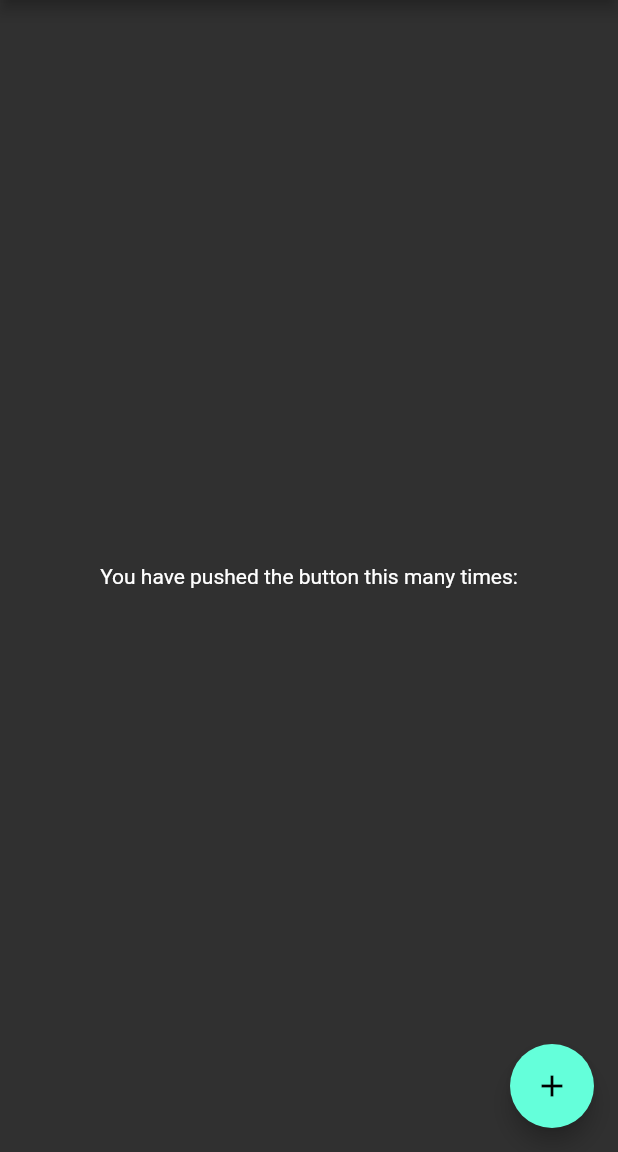
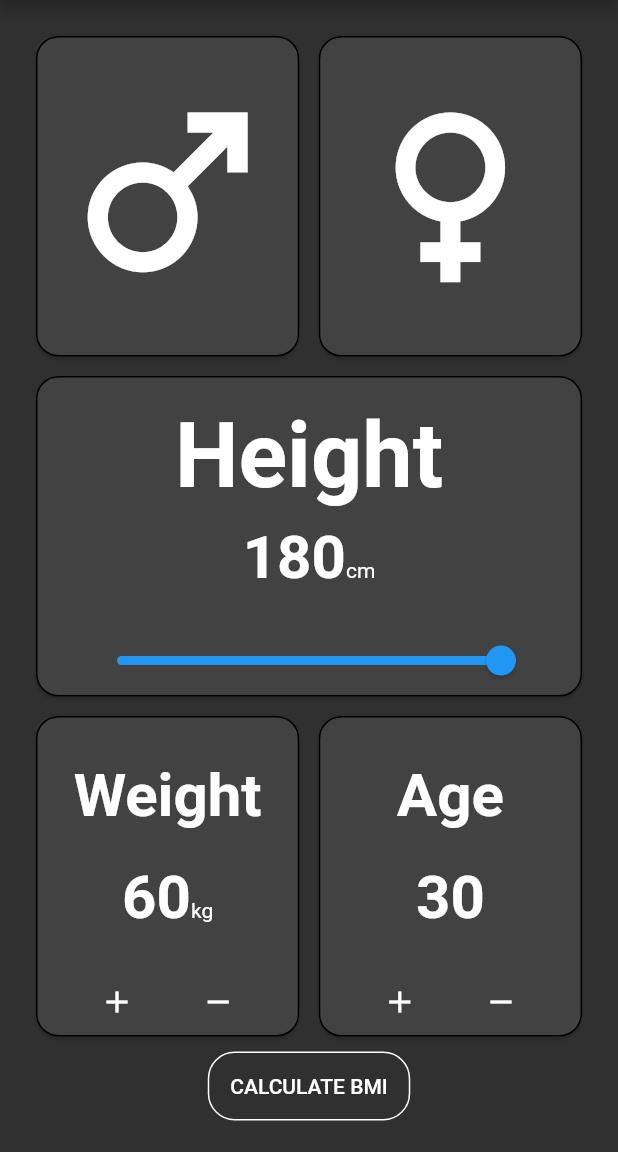
Before and after one commit to rayxhuang/flutter_bmi_calculator, a Flutter app: the screen it shows after launch, on a phone screen of 412 x 824 dp, the part 84-1236 px from its top. Run offline on Flutter 3.47's test engine with Material 2 defaults, Android fonts, the phone set to English and light mode, and no system bars; our stand-ins replace bloc, equatable, flutter_bloc.

Commit message:
[Add] UI layout

```diff
--- a/lib/application/bmi_bloc.dart
+++ b/lib/application/bmi_bloc.dart
@@ -13,6 +13,6 @@ class BmiBloc extends Bloc<BmiEvent, BmiState> {
   Stream<BmiState> mapEventToState(
     BmiEvent event,
   ) async* {
-    // TODO: implement mapEventToState
+
   }
 }
--- a/lib/application/bmi_event.dart
+++ b/lib/application/bmi_event.dart
@@ -1,5 +1,20 @@
 part of 'bmi_bloc.dart';
 
 abstract class BmiEvent extends Equatable {
-  const BmiEvent();
+  @override
+  List<Object?> get props => [];
 }
+
+class ChooseGenderMaleEvent extends BmiEvent{}
+
+class ChooseGenderFemaleEvent extends BmiEvent{}
+
+class ChooseHeightIncrementEvent extends BmiEvent{}
+
+class ChooseHeightDecrementEvent extends BmiEvent{}
+
+class ChooseWeightIncrementEvent extends BmiEvent{}
+
+class ChooseWeightDecrementEvent extends BmiEvent{}
+
+class CalculateBmiEvent extends BmiEvent{}
--- a/lib/application/bmi_state.dart
+++ b/lib/application/bmi_state.dart
@@ -1,10 +1,10 @@
 part of 'bmi_bloc.dart';
 
 abstract class BmiState extends Equatable {
-  const BmiState();
-}
-
-class BmiInitial extends BmiState {
   @override
   List<Object> get props => [];
 }
+
+class BmiInitial extends BmiState {}
+
+class BmiCalculateState extends BmiState {}
--- /dev/null
+++ b/lib/presentation/components/constant.dart
@@ -0,0 +1,5 @@
+import 'package:flutter/cupertino.dart';
+
+const SizedBox kSizedBoxW5 = SizedBox(width: 5,);
+
+const SizedBox kSizedBoxH5 = SizedBox(height: 5,);
--- /dev/null
+++ b/lib/presentation/components/display_card.dart
@@ -0,0 +1,160 @@
+import 'package:flutter/cupertino.dart';
+import 'package:flutter/material.dart';
+import 'package:flutter_bmi_app/presentation/components/constant.dart';
+
+@immutable
+class DisplayCard extends StatelessWidget {
+  final Widget displayUnit;
+  final Widget displayAction;
+  final int flex;
+
+  DisplayCard(this.displayUnit, this.displayAction, {this.flex = 1});
+
+  @override
+  Widget build(BuildContext context) {
+    return Expanded(
+      flex: flex,
+      child: Card(
+        shape: RoundedRectangleBorder(
+          side: BorderSide(),
+          borderRadius: BorderRadius.circular(15),
+        ),
+        child: Center(
+          child: Container(
+            child: Column(
+              crossAxisAlignment: CrossAxisAlignment.center,
+              children: [
+                Expanded(
+                  flex: 9,
+                  child: displayUnit,
+                ),
+                (displayUnit is DisplayText)
+                  ? Expanded(
+                    flex: 2,
+                    child: Container(
+                      padding: const EdgeInsets.symmetric(horizontal: 30.0),
+                      child: displayAction
+                    ),
+                  )
+                  : Container(),
+                kSizedBoxH5
+              ],
+            ),
+          ),
+        ),
+      ),
+    );
+  }
+}
+
+@immutable
+class DisplayIcon extends StatelessWidget {
+  final IconData icon;
+
+  DisplayIcon(this.icon);
+
+  @override
+  Widget build(BuildContext context) {
+    return Padding(
+      padding: const EdgeInsets.symmetric(
+        vertical: 10,
+        horizontal: 8,
+      ),
+      child: Container(
+        child: FittedBox(
+          fit: BoxFit.fitWidth,
+          child: Icon(icon),
+        ),
+      ),
+    );
+  }
+}
+
+@immutable
+class DisplayText extends StatelessWidget {
+  final String label;
+  final double labelSize;
+  final String text;
+  final String unit;
+
+  DisplayText(this.label, this.text, {this.labelSize = 40, this.unit = ''});
+
+  @override
+  Widget build(BuildContext context) {
+    return Padding(
+      padding: const EdgeInsets.all(8.0),
+      child: Container(
+        //decoration: BoxDecoration(border: Border.all(color: Colors.red)),
+        child: Column(
+          mainAxisAlignment: MainAxisAlignment.center,
+          children: [
+            Expanded(
+              flex: 2,
+              child: Center(
+                child: Text(
+                  label,
+                  style: TextStyle(
+                    fontSize: labelSize,
+                    fontWeight: FontWeight.bold,
+                  ),
+                ),
+              ),
+            ),
+            Expanded(
+              child: Row(
+                crossAxisAlignment: CrossAxisAlignment.baseline,
+                mainAxisAlignment: MainAxisAlignment.center,
+                textBaseline: TextBaseline.alphabetic,
+                children: [
+                  Text(
+                    text,
+                    style: TextStyle(
+                      fontSize: 40,
+                      fontWeight: FontWeight.bold,
+                    ),
+                  ),
+                  Text(unit),
+                ],
+              ),
+            ),
+            const SizedBox(height: 20,),
+          ],
+        ),
+      )
+    );
+  }
+}
+
+@immutable
+class DisplayActionButtons extends StatelessWidget {
+  @override
+  Widget build(BuildContext context) {
+    return Row(
+      mainAxisAlignment: MainAxisAlignment.center,
+      children: [
+        IconButton(
+          onPressed: (){},
+          //hoverColor: Colors.lightBlueAccent,
+          icon: Icon(Icons.add),
+        ),
+        Spacer(),
+        IconButton(
+          onPressed: (){},
+          //hoverColor: Colors.lightBlueAccent,
+          icon: Icon(Icons.remove),
+        ),
+      ],
+    );
+  }
+}
+
+@immutable
+class DisplayActionSlider extends StatelessWidget {
+  @override
+  Widget build(BuildContext context) {
+    return Slider(
+      value: 1,
+      onChanged: (value) { print(value); },
+    );
+  }
+}
--- a/lib/presentation/home_page.dart
+++ b/lib/presentation/home_page.dart
@@ -2,6 +2,8 @@ import 'package:flutter/material.dart';
 import 'package:flutter_bloc/flutter_bloc.dart';
 
 import 'package:flutter_bmi_app/application/bmi_bloc.dart';
+import 'package:flutter_bmi_app/presentation/components/constant.dart';
+import 'package:flutter_bmi_app/presentation/components/display_card.dart';
 
 class MyBMIApp extends StatelessWidget {
   @override
@@ -34,21 +36,64 @@ class MyHomePage extends StatelessWidget {
           appBar: AppBar(
             title: Text(title),
           ),
-          body: Center(
-            child: Column(
-              mainAxisAlignment: MainAxisAlignment.center,
-              children: <Widget>[
-                Text(
-                  'You have pushed the button this many times:',
-                ),
-              ],
+          body: Container(
+            padding: const EdgeInsets.all(20),
+            child: Center(
+              child: Column(
+                mainAxisAlignment: MainAxisAlignment.center,
+                children: <Widget>[
+                  Expanded(
+                    child: Row(
+                      children: [
+                        DisplayCard(DisplayIcon(Icons.male), Container()),
+                        kSizedBoxW5,
+                        DisplayCard(DisplayIcon(Icons.female), Container()),
+                      ],
+                    ),
+                  ),
+                  kSizedBoxH5,
+                  DisplayCard(
+                    DisplayText('Height', '180', labelSize: 60, unit: 'cm',),
+                    DisplayActionSlider(),
+                  ),
+                  kSizedBoxH5,
+                  Expanded(
+                    child: Row(
+                      children: [
+                        DisplayCard(
+                          DisplayText('Weight','60', unit: 'kg',),
+                          DisplayActionButtons(),
+                        ),
+                        kSizedBoxW5,
+                        DisplayCard(
+                          DisplayText('Age','30',),
+                          DisplayActionButtons(),
+                        ),
+                      ],
+                    ),
+                  ),
+                  kSizedBoxH5,
+                  TextButton(
+                    child: Text(
+                      "Calculate BMI".toUpperCase(),
+                      style: TextStyle(fontSize: 14)
+                    ),
+                    style: ButtonStyle(
+                      padding: MaterialStateProperty.all<EdgeInsets>(EdgeInsets.all(15)),
+                      foregroundColor: MaterialStateProperty.all<Color>(Colors.white),
+                      shape: MaterialStateProperty.all<RoundedRectangleBorder>(
+                        RoundedRectangleBorder(
+                          borderRadius: BorderRadius.circular(18.0),
+                          side: BorderSide(color: Colors.white)
+                        )
+                      )
+                    ),
+                    onPressed: () => null
+                  ),
+                ],
+              ),
             ),
           ),
-          floatingActionButton: FloatingActionButton(
-            onPressed: () {},
-            tooltip: 'Increment',
-            child: Icon(Icons.add),
-          ), // This trailing comma makes auto-formatting nicer for build methods.
         );
       },
     );
```
Also changed, not shown: 1 other file.
